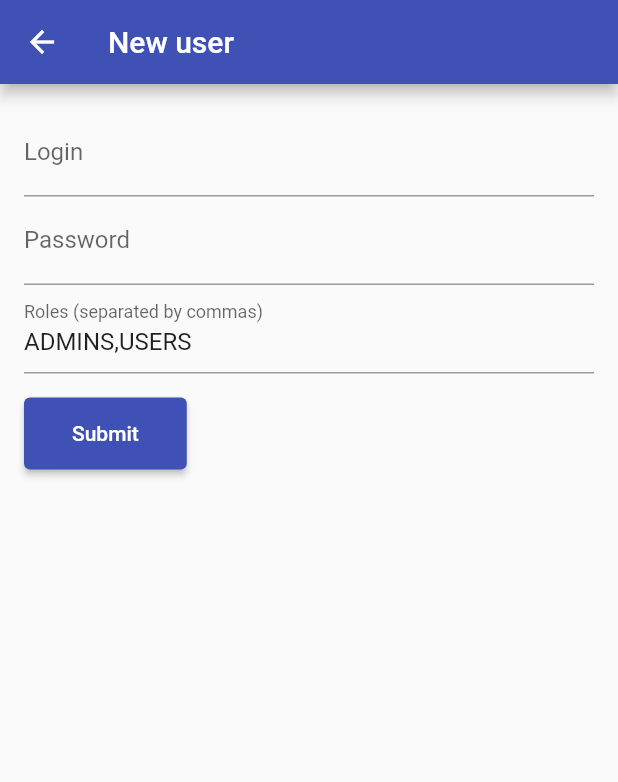
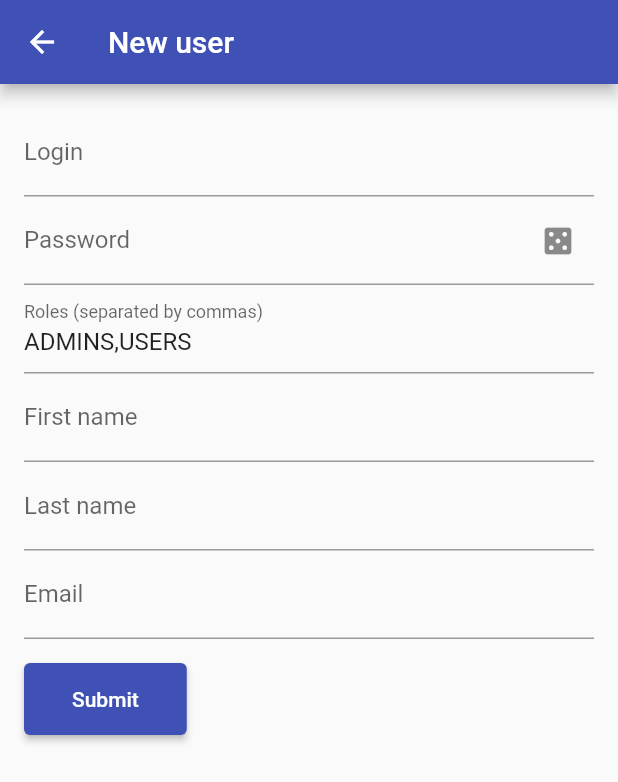
Before and after one commit to nicolaspernoud/atrium, a Flutter app: the UsersList screen opened directly, after a tap on the "add" icon, on a phone screen of 412 x 824 dp. Shown: the top 782 px of the screen. Run offline on Flutter 3.47's test engine with Material 2 defaults, Android fonts, the phone set to English and light mode, and no system bars; our stand-ins replace dio, file_picker, flutter_colorpicker, flutter_local_notifications, shared_preferences, video_player and 1 more; missing offline and left inert: dart:html, filesize, flutter_iconpicker, pdfx, webdav_client, webview_cookie_manager; accounts and stored records are empty; network calls fail; project files that could hold a hidden picture were left out.

Commit message:
feat: added user additional informations and random pass generation

```diff
--- a/frontend/lib/components/create_edit_user.dart
+++ b/frontend/lib/components/create_edit_user.dart
@@ -1,5 +1,6 @@
 import 'package:atrium/models/api_provider.dart';
 import 'package:atrium/models/user.dart';
+import 'package:atrium/utils.dart';
 import 'package:flutter/material.dart';
 
 import '../i18n.dart';
@@ -16,6 +17,23 @@ class CreateEditUser extends StatefulWidget {
 
 class CreateEditUserState extends State<CreateEditUser> {
   final _formKey = GlobalKey<FormState>();
+
+  final _passController = TextEditingController();
+
+  @override
+  void initState() {
+    super.initState();
+    _passController.addListener(() {
+      widget.user.password = _passController.text;
+    });
+    widget.user.password = "";
+  }
+
+  @override
+  void dispose() {
+    _passController.dispose();
+    super.dispose();
+  }
 
   @override
   Widget build(BuildContext context) {
@@ -66,15 +84,18 @@ class CreateEditUserState extends State<CreateEditUser> {
                         },
                       ),
                       TextFormField(
-                        initialValue: "",
+                        controller: _passController,
                         decoration: InputDecoration(
                             labelText: tr(context, "password"),
+                            suffixIcon: IconButton(
+                                icon: const Icon(Icons.casino),
+                                onPressed: () {
+                                  _passController.text =
+                                      generateRandomString(24);
+                                }),
                             hintText: tr(context,
                                 "leave_empty_to_keep_current_password")),
                         validator: widget.isNew ? rejectEmpty : null,
-                        onChanged: (value) {
-                          widget.user.password = value;
-                        },
                       ),
                       TextFormField(
                         initialValue: widget.user.roles.join(","),
@@ -83,6 +104,30 @@ class CreateEditUserState extends State<CreateEditUser> {
                         validator: rejectEmpty,
                         onChanged: (value) {
                           widget.user.roles = value.split(",");
+                        },
+                      ),
+                      TextFormField(
+                        initialValue: widget.user.firstname,
+                        decoration: InputDecoration(
+                            labelText: tr(context, "firstname")),
+                        onChanged: (value) {
+                          widget.user.firstname = value;
+                        },
+                      ),
+                      TextFormField(
+                        initialValue: widget.user.lastname,
+                        decoration:
+                            InputDecoration(labelText: tr(context, "lastname")),
+                        onChanged: (value) {
+                          widget.user.lastname = value;
+                        },
+                      ),
+                      TextFormField(
+                        initialValue: widget.user.email,
+                        decoration:
+                            InputDecoration(labelText: tr(context, "email")),
+                        onChanged: (value) {
+                          widget.user.email = value;
                         },
                       ),
                       Padding(
--- a/frontend/lib/i18n.dart
+++ b/frontend/lib/i18n.dart
@@ -37,13 +37,16 @@ class MyLocalizations {
       "edit_dav": "Edit dav",
       "edit_user": "Edit user",
       "edit": "Edit",
+      "email": "Email",
       "files": "Files",
+      "firstname": "First name",
       "host": "Host",
       "hostname": "Hostname",
       "id": "Id",
       "inject_security_headers": "Inject security headers",
       "is_proxy": "Is a proxy",
       "is_writable": "Is writable",
+      "lastname": "Last name",
       "leave_empty_to_keep_current_password":
           "Leave empty to keep current password",
       "login_screen": "Please log in...",
@@ -104,13 +107,16 @@ class MyLocalizations {
       "edit_dav": "Modifier le dav",
       "edit_user": "Modifier l'utilisateur",
       "edit": "Modifier",
+      "email": "Courriel",
       "files": "Fichiers",
+      "firstname": "Prénom",
       "host": "Hôte",
       "hostname": "Nom d'hôte",
       "id": "Id",
       "inject_security_headers": "Injecter des en-têtes pour la sécurité",
       "is_proxy": "Serveur proxy",
       "is_writable": "Accès en écriture",
+      "lastname": "Nom",
       "leave_empty_to_keep_current_password":
           "Laisser vide pour garder le mot de passe actuel",
       "login_screen": "Veuillez vous authentifier...",
--- a/frontend/lib/models/user.dart
+++ b/frontend/lib/models/user.dart
@@ -3,16 +3,25 @@ class UserModel {
     this.login = "",
     this.password = "",
     this.roles = const ["ADMINS", "USERS"],
+    this.firstname = "",
+    this.lastname = "",
+    this.email = "",
   });
 
   late String login;
   late String password;
   late List<String> roles;
+  late String firstname;
+  late String lastname;
+  late String email;
 
   UserModel.fromJson(Map<String, dynamic> json) {
     login = json['login'];
     password = json['password'];
     roles = List.castFrom<dynamic, String>(json['roles']);
+    firstname = json['info']?['firstname'] ?? "";
+    lastname = json['info']?['lastname'] ?? "";
+    email = json['info']?['email'] ?? "";
   }
 
   Map<String, dynamic> toJson() {
@@ -20,6 +29,10 @@ class UserModel {
     data['login'] = login;
     data['password'] = password;
     data['roles'] = roles;
+    data['info'] = <String, dynamic>{};
+    data['info']['firstname'] = firstname;
+    data['info']['lastname'] = lastname;
+    data['info']['email'] = email;
     return data;
   }
 }
```
Also changed, not shown: frontend/lib/components/create_edit_dav.dart (+25 -5 lines), frontend/lib/main.dart (+5 -5 lines), frontend/lib/utils.dart (+10 -0 lines), 5 other files.
